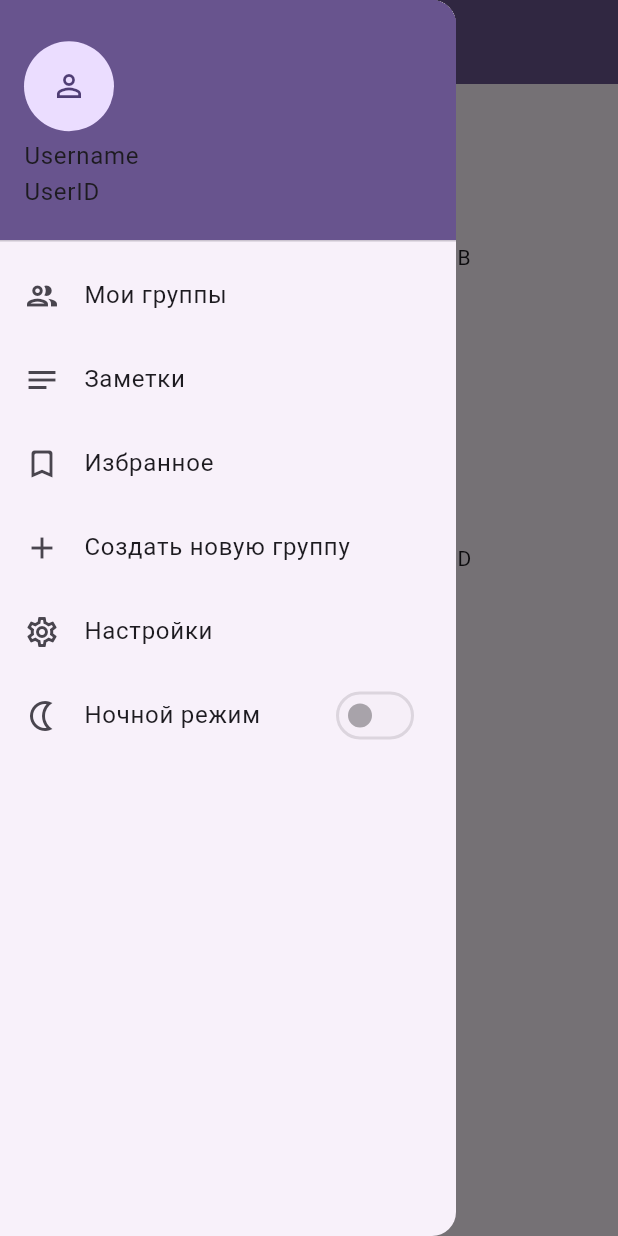
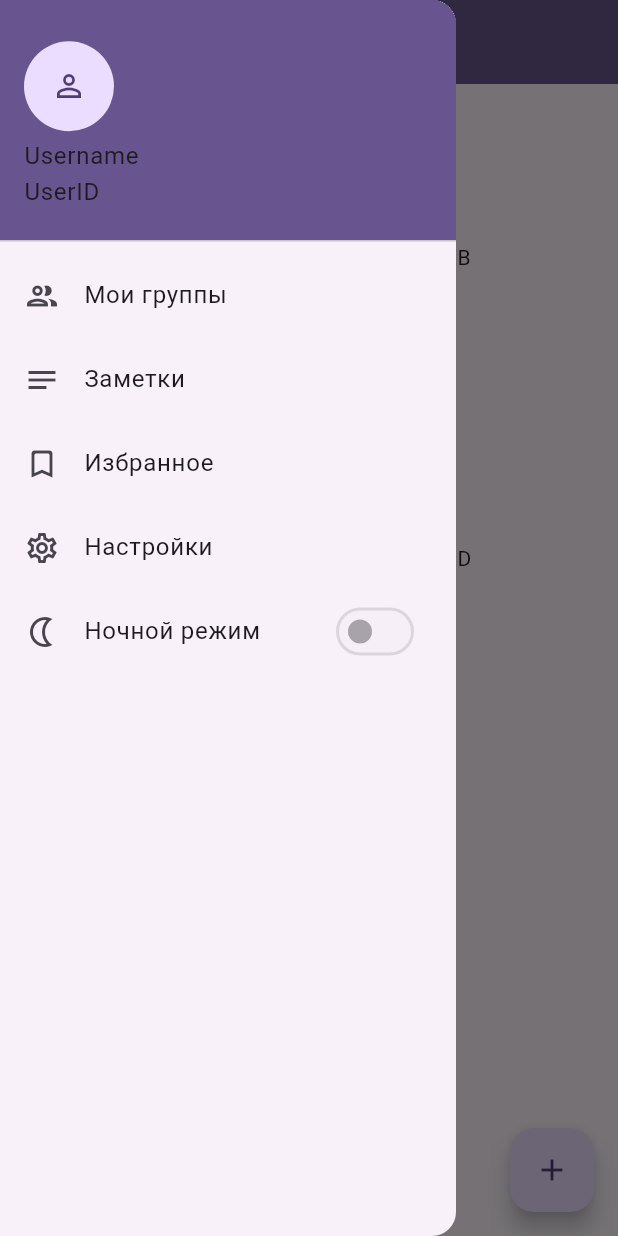
Before and after one commit to cupofcrisp-tulahack2023/compendio-client, a Flutter app: the screen it shows after launch, in the side drawer, after a tap on "Мои группы", on a phone screen of 412 x 824 dp. Run offline on Flutter 3.47's test engine with Material 2 defaults, Android fonts, the phone set to English and light mode, and no system bars; our stand-ins replace bloc, flutter_bloc, get_it, image_picker, multi_select_flutter; missing offline and left inert: animated_shimmer, design_box, material_text_fields; accounts and stored records are empty.

Commit message:
fixed bug with creating new group, started compedios state management implementation

```diff
--- a/lib/src/pages/base.dart
+++ b/lib/src/pages/base.dart
@@ -22,9 +22,7 @@ class BasePage extends StatelessWidget {
       appBar: AppBarWidget(
         title: title,
       ),
-      drawer: DrawerWidget(
-        groupBloc: groupBloc,
-      ),
+      drawer: DrawerWidget(),
       body: Container(
         padding: const EdgeInsets.all(10),
         child: body,
--- a/lib/src/pages/my_groups.dart
+++ b/lib/src/pages/my_groups.dart
@@ -1,3 +1,4 @@
+import "package:compendio/src/modals/new_group.dart";
 import "package:compendio/src/models/group.dart";
 import "package:compendio/src/pages/base.dart";
 import "package:compendio/src/providers/group/group_bloc.dart";
@@ -38,9 +39,13 @@ class _MyGroupsPageState extends State<MyGroupsPage> {
 
           return BasePage(
             title: const AppBarSearchWidget(title: "Мои группы"),
-              groupBloc: BlocProvider.of<GroupBloc>(context),
-              body: GridView(
-                gridDelegate: const SliverGridDelegateWithFixedCrossAxisCount(
+            body: groups.isEmpty
+                ? const Center(
+                    child: CircularProgressIndicator(),
+                  )
+                : GridView(
+                    gridDelegate:
+                        const SliverGridDelegateWithFixedCrossAxisCount(
                       crossAxisCount: 2,
                       crossAxisSpacing: 10,
                       mainAxisSpacing: 10,
@@ -53,7 +58,21 @@ class _MyGroupsPageState extends State<MyGroupsPage> {
                           ),
                         )
                         .toList(),
-              ));
+                  ),
+            floating: FloatingActionButton(
+              child: const Icon(Icons.add),
+              onPressed: () {
+                showDialog(
+                  context: context,
+                  builder: (BuildContext ctx) {
+                    return NewGroupModal(
+                      bloc: BlocProvider.of<GroupBloc>(context),
+                    );
+                  },
+                );
+              },
+            ),
+          );
         },
       ),
     );
--- /dev/null
+++ b/lib/src/providers/compendio/compendio_event.dart
@@ -0,0 +1,6 @@
+part of 'compendio_bloc.dart';
+
+@immutable
+abstract class CompendioEvent {}
+
+class NewCompendioEvent extends CompendioEvent {}
--- a/lib/src/widgets/drawer.dart
+++ b/lib/src/widgets/drawer.dart
@@ -1,36 +1,30 @@
 import "package:animated_shimmer/animated_shimmer.dart";
-import "package:compendio/src/modals/new_group.dart";
 import "package:compendio/src/modals/profile.dart";
 import "package:compendio/src/modals/settings.dart";
 import "package:compendio/src/models/user.dart";
 import "package:compendio/src/pages/favourite.dart";
 import "package:compendio/src/pages/my_groups.dart";
 import "package:compendio/src/pages/notes.dart";
-import "package:compendio/src/providers/group/group_bloc.dart";
 import "package:compendio/src/services/user.dart";
 import "package:flutter/material.dart";
-import "package:flutter_bloc/flutter_bloc.dart";
 import "package:get_it/get_it.dart";
 
 class DrawerWidget extends StatefulWidget {
-  final GroupBloc? groupBloc;
   final UserService userService = GetIt.I<UserService>();
 
-  DrawerWidget({super.key, this.groupBloc});
+  DrawerWidget({super.key});
 
   @override
   State<DrawerWidget> createState() => _DrawerWidgetState(
         userService: userService,
-        groupBloc: groupBloc,
       );
 }
 
 class _DrawerWidgetState extends State<DrawerWidget> {
   final UserService userService;
-  final GroupBloc? groupBloc;
   late Future<User> user;
 
-  _DrawerWidgetState({required this.userService, this.groupBloc});
+  _DrawerWidgetState({required this.userService});
 
   @override
   void initState() {
@@ -111,7 +105,8 @@ class _DrawerWidgetState extends State<DrawerWidget> {
                     ),
                   ],
                 );
-                }),
+              },
+            ),
           ),
           ListTile(
             leading: const Icon(Icons.group_outlined),
@@ -123,7 +118,8 @@ class _DrawerWidgetState extends State<DrawerWidget> {
                   builder: (context) => MyGroupsPage(),
                 ),
               );
-              }),
+            },
+          ),
           ListTile(
             leading: const Icon(Icons.notes),
             title: const Text("Заметки"),
@@ -134,7 +130,8 @@ class _DrawerWidgetState extends State<DrawerWidget> {
                   builder: (context) => const NotesPage(),
                 ),
               );
-              }),
+            },
+          ),
           ListTile(
             leading: const Icon(Icons.bookmark_outline_rounded),
             title: const Text("Избранное"),
@@ -144,19 +141,6 @@ class _DrawerWidgetState extends State<DrawerWidget> {
                 MaterialPageRoute(
                   builder: (context) => const FavouritePage(),
                 ),
-                );
-              }),
-          ListTile(
-            leading: const Icon(Icons.add_outlined),
-            title: const Text("Создать новую группу"),
-            onTap: () {
-              Navigator.pop(context, this);
-              showDialog(
-                context: context,
-                builder: (BuildContext context) {
-                  return BlocProvider.value(
-                      value: groupBloc!, child: NewGroupModal());
-                },
               );
             },
           ),
```
Also changed, not shown: lib/src/modals/new_group.dart (+6 -3 lines), lib/src/providers/compendio/compendio_bloc.dart (added, +18 -0 lines), lib/src/providers/compendio/compendio_state.dart (added, +14 -0 lines). Lines whose indentation alone changed are shown as unchanged.
